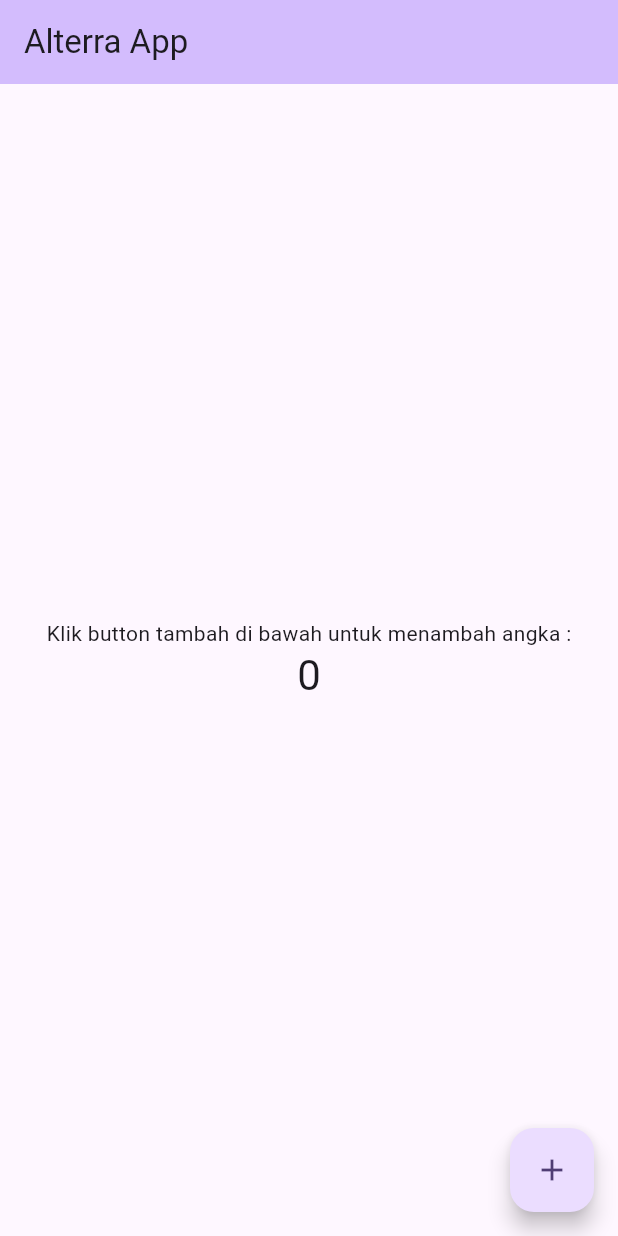
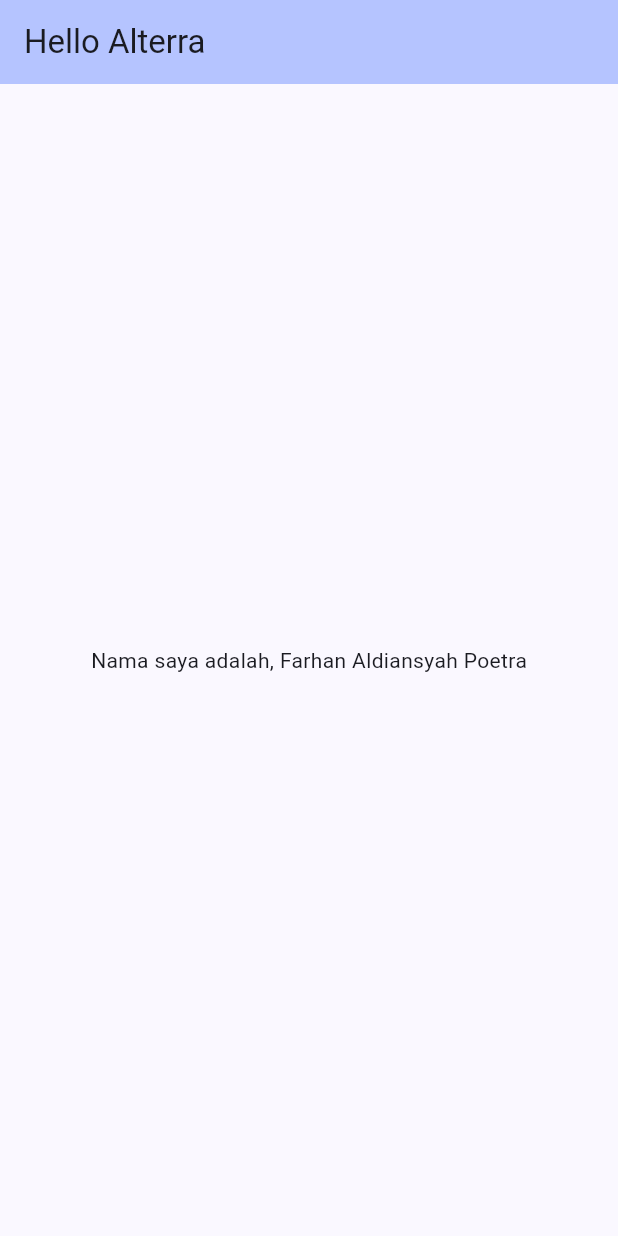
Before and after one commit to farhanaldyy/alterra-app, a Flutter app: the screen it shows after launch, on a phone screen of 412 x 824 dp. Run offline on Flutter 3.47's test engine with Material 2 defaults, Android fonts, the phone set to English and light mode, and no system bars.

Commit message:
Menambah nama untuk tugas 5

```diff
--- /dev/null
+++ b/lib/home_page.dart
@@ -0,0 +1,40 @@
+// import 'package:alterra_app/widgets/example_widget.dart';
+import 'package:alterra_app/widgets/example_widget.dart';
+import 'package:flutter/material.dart';
+
+class MyHomePage extends StatefulWidget {
+  const MyHomePage({super.key, required this.title});
+
+  final String title;
+
+  @override
+  State<MyHomePage> createState() => _MyHomePageState();
+}
+
+class _MyHomePageState extends State<MyHomePage> {
+  // int _counter = 0;
+
+  void _incrementCounter() {
+    setState(() {
+      // _counter++;
+    });
+  }
+
+  @override
+  Widget build(BuildContext context) {
+    return Scaffold(
+      appBar: AppBar(
+        backgroundColor: Theme.of(context).colorScheme.inversePrimary,
+        title: Text(widget.title),
+      ),
+      body: Center(
+        child: Column(
+          mainAxisAlignment: MainAxisAlignment.center,
+          children: <Widget>[
+            const ExampleWidget(wording: "Farhan Aldiansyah Poetra"),
+          ],
+        ),
+      ),
+    );
+  }
+}
--- a/lib/main.dart
+++ b/lib/main.dart
@@ -1,4 +1,6 @@
 import 'package:flutter/material.dart';
+import 'home_page.dart';
+// import 'package:alterra_app/widgets/example_widget.dart';
 
 void main() {
   runApp(const MyApp());
@@ -13,113 +15,11 @@ class MyApp extends StatelessWidget {
     return MaterialApp(
       title: 'Flutter Demo',
       theme: ThemeData(
-        // This is the theme of your application.
-        //
-        // TRY THIS: Try running your application with "flutter run". You'll see
-        // the application has a blue toolbar. Then, without quitting the app,
-        // try changing the seedColor in the colorScheme below to Colors.green
-        // and then invoke "hot reload" (save your changes or press the "hot
-        // reload" button in a Flutter-supported IDE, or press "r" if you used
-        // the command line to start the app).
-        //
-        // Notice that the counter didn't reset back to zero; the application
-        // state is not lost during the reload. To reset the state, use hot
-        // restart instead.
-        //
-        // This works for code too, not just values: Most code changes can be
-        // tested with just a hot reload.
-        colorScheme: ColorScheme.fromSeed(seedColor: Colors.deepPurple),
+        colorScheme:
+            ColorScheme.fromSeed(seedColor: Color.fromARGB(255, 57, 95, 201)),
         useMaterial3: true,
       ),
-      home: const MyHomePage(title: 'Alterra App'),
+      home: const MyHomePage(title: 'Hello Alterra'),
     );
   }
 }
-
-class MyHomePage extends StatefulWidget {
-  const MyHomePage({super.key, required this.title});
-
-  // This widget is the home page of your application. It is stateful, meaning
-  // that it has a State object (defined below) that contains fields that affect
-  // how it looks.
-
-  // This class is the configuration for the state. It holds the values (in this
-  // case the title) provided by the parent (in this case the App widget) and
-  // used by the build method of the State. Fields in a Widget subclass are
-  // always marked "final".
-
-  final String title;
-
-  @override
-  State<MyHomePage> createState() => _MyHomePageState();
-}
-
-class _MyHomePageState extends State<MyHomePage> {
-  int _counter = 0;
-
-  void _incrementCounter() {
-    setState(() {
-      // This call to setState tells the Flutter framework that something has
-      // changed in this State, which causes it to rerun the build method below
-      // so that the display can reflect the updated values. If we changed
-      // _counter without calling setState(), then the build method would not be
-      // called again, and so nothing would appear to happen.
-      _counter++;
-    });
-  }
-
-  @override
-  Widget build(BuildContext context) {
-    // This method is rerun every time setState is called, for instance as done
-    // by the _incrementCounter method above.
-    //
-    // The Flutter framework has been optimized to make rerunning build methods
-    // fast, so that you can just rebuild anything that needs updating rather
-    // than having to individually change instances of widgets.
-    return Scaffold(
-      appBar: AppBar(
-        // TRY THIS: Try changing the color here to a specific color (to
-        // Colors.amber, perhaps?) and trigger a hot reload to see the AppBar
-        // change color while the other colors stay the same.
-        backgroundColor: Theme.of(context).colorScheme.inversePrimary,
-        // Here we take the value from the MyHomePage object that was created by
-        // the App.build method, and use it to set our appbar title.
-        title: Text(widget.title),
-      ),
-      body: Center(
-        // Center is a layout widget. It takes a single child and positions it
-        // in the middle of the parent.
-        child: Column(
-          // Column is also a layout widget. It takes a list of children and
-          // arranges them vertically. By default, it sizes itself to fit its
-          // children horizontally, and tries to be as tall as its parent.
-          //
-          // Column has various properties to control how it sizes itself and
-          // how it positions its children. Here we use mainAxisAlignment to
-          // center the children vertically; the main axis here is the vertical
-          // axis because Columns are vertical (the cross axis would be
-          // horizontal).
-          //
-          // TRY THIS: Invoke "debug painting" (choose the "Toggle Debug Paint"
-          // action in the IDE, or press "p" in the console), to see the
-          // wireframe for each widget.
-          mainAxisAlignment: MainAxisAlignment.center,
-          children: <Widget>[
-            const Text(
-              'Klik button tambah di bawah untuk menambah angka :',
-            ),
-            Text(
-              '$_counter',
-              style: Theme.of(context).textTheme.headlineMedium,
-            ),
-          ],
-        ),
-      ),
-      floatingActionButton: FloatingActionButton(
-        onPressed: _incrementCounter,
-        tooltip: 'Increment',
-        child: const Icon(Icons.add),
-      ), // This trailing comma makes auto-formatting nicer for build methods.
-    );
-  }
-}
--- /dev/null
+++ b/lib/widgets/example_widget.dart
@@ -0,0 +1,12 @@
+import 'package:flutter/material.dart';
+// import 'package:alterra_app/home_page.dart';
+
+class ExampleWidget extends StatelessWidget {
+  final String wording;
+
+  const ExampleWidget({super.key, required this.wording});
+
+  Widget build(BuildContext context) {
+    return Text('Nama saya adalah, $wording');
+  }
+}
```
Also changed, not shown: pubspec.yaml (+5 -2 lines), pubspec.lock.
